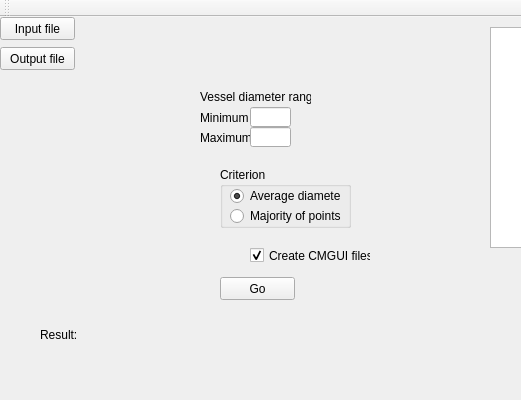
Before: the Qt Designer form Qt/Selecter/mainwindow.ui in gibbogle/vessel-tools, drawn with Qt 5; both pictures show x 0 to 521 and y 0 to 400 of the 963 by 400 pixel window.
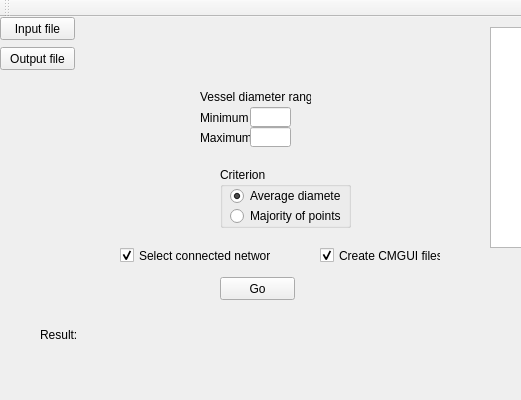
After: the same form once the commit is applied.

Commit message: Select is modified to include the option of saving the largest connected subnetwork

What changed in the file:
```diff
--- a/Qt/Selecter/mainwindow.ui
+++ b/Qt/Selecter/mainwindow.ui
@@ -177,7 +177,7 @@
    <widget class="QCheckBox" name="checkBoxCmgui">
     <property name="geometry">
      <rect>
-      <x>250</x>
+      <x>320</x>
       <y>230</y>
       <width>121</width>
       <height>17</height>
@@ -238,6 +238,22 @@
      </attribute>
     </widget>
    </widget>
+   <widget class="QCheckBox" name="checkBoxConnect">
+    <property name="geometry">
+     <rect>
+      <x>120</x>
+      <y>230</y>
+      <width>151</width>
+      <height>17</height>
+     </rect>
+    </property>
+    <property name="text">
+     <string>Select connected network</string>
+    </property>
+    <property name="checked">
+     <bool>true</bool>
+    </property>
+   </widget>
   </widget>
   <widget class="QMenuBar" name="menuBar">
    <property name="geometry">
```
Left out of the diff: 2 changed lines with no effect on the pictures. The commit also changes 5 other files.
